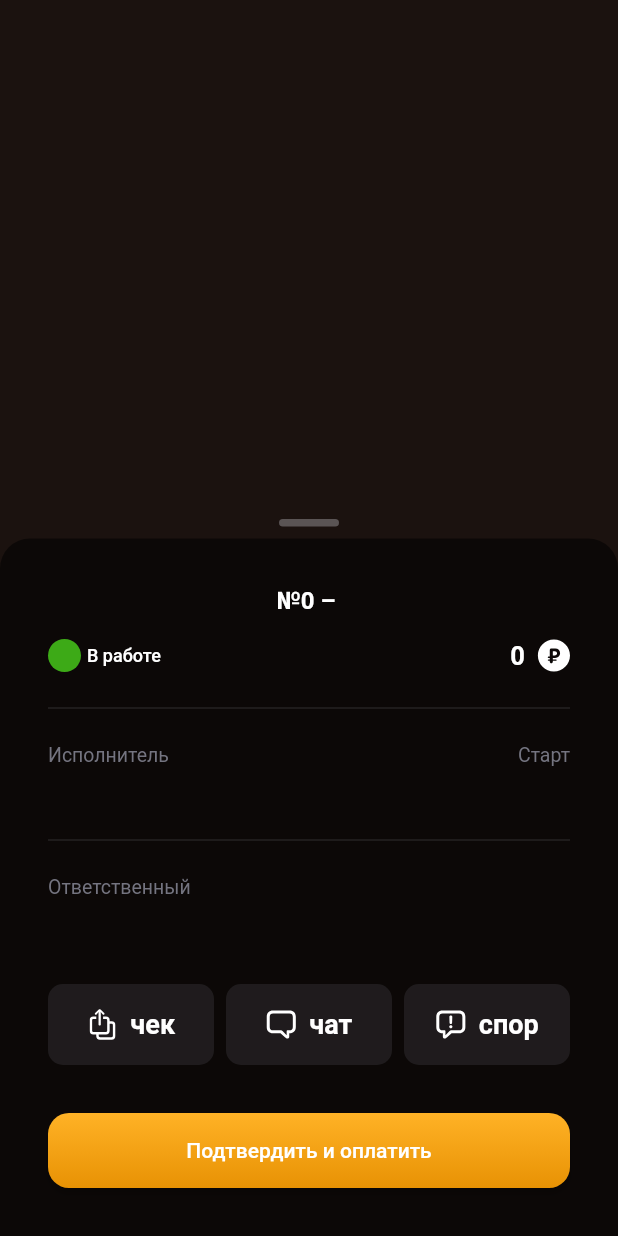
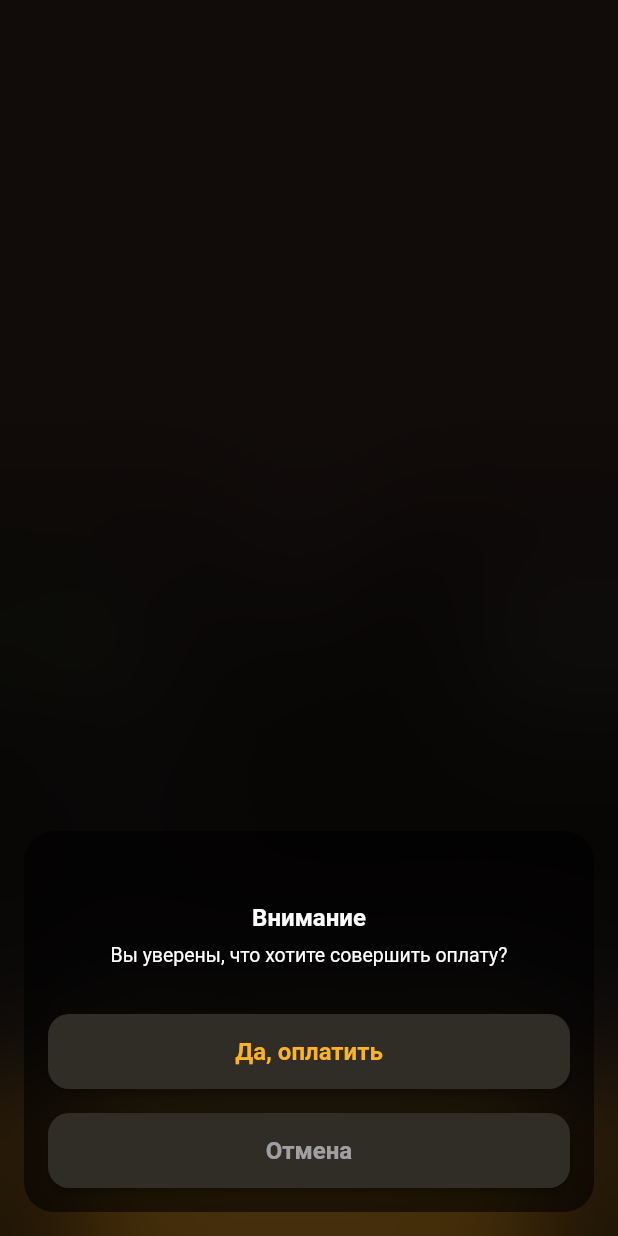
Before and after one commit to zolkiBy/smz_hack_track_5, a Flutter app: the OrderDetailedBottomSheet widget shown alone on an empty page, opened directly with empty values, after a tap on "Подтвердить и оплатить", on a phone screen of 412 x 824 dp. Run offline on Flutter 3.47's test engine with Material 2 defaults, Android fonts, the phone set to English and light mode, and no system bars; our stand-ins replace bloc, equatable, fl_chart, flutter_bloc, flutter_slidable, flutter_svg and 3 more; Roboto replaces fonts that are missing (SF Pro Rounded Regular).

Commit message:
added pay flow and description in order detailed

```diff
--- a/lib/application/orders/orders_bloc.dart
+++ b/lib/application/orders/orders_bloc.dart
@@ -22,6 +22,7 @@ class OrdersBloc extends Bloc<OrdersEvent, OrdersState> {
       status: OrderStatus.finished,
       startDate: '28 фев 2021',
       price: 86654.24,
+      description: Order.mock().description,
       contractor: User(id: '', name: 'Петров А.Н.'),
       responsible: User(id: '', name: 'Борисюк Андрей'),
     ),
@@ -32,6 +33,7 @@ class OrdersBloc extends Bloc<OrdersEvent, OrdersState> {
       status: OrderStatus.finished,
       startDate: '03 мар 2021',
       price: 98000.00,
+      description: Order.mock().description,
       contractor: User(id: '', name: 'Сергеенко В.П.'),
       responsible: User(id: '', name: 'Борисюк Андрей'),
     ),
--- a/lib/domain/orders/order.dart
+++ b/lib/domain/orders/order.dart
@@ -13,6 +13,7 @@ class Order extends Equatable {
   final String startDate;
   final User contractor;
   final User? responsible;
+  final String? description;
 
   const Order({
     required this.id,
@@ -22,6 +23,7 @@ class Order extends Equatable {
     required this.startDate,
     required this.price,
     required this.contractor,
+    this.description,
     this.responsible,
   });
 
@@ -37,6 +39,8 @@ class Order extends Equatable {
           name: 'Градиенко А.В.',
         ),
         responsible: responsible,
+        description:
+            'Требуется разработать эскизный проект и эскизную схему в соответствии со стандартом ГОСТ ЕН 13060-2011 для комплекса жилых помещенийТребуется разработать эскизный проект и эскизную схему в соответствии со стандартом ГОСТ ЕН 13060-2011 для комплекса жилых помещений',
       );
 
   @override
--- a/lib/presentation/components/widgets/buttons.dart
+++ b/lib/presentation/components/widgets/buttons.dart
@@ -58,6 +58,7 @@ class FilledActionButton extends StatelessWidget {
 
 class ActionButton extends StatelessWidget {
   final Color? color;
+  final TextStyle? textStyle;
   final Gradient? gradient;
   final String text;
   final bool disabled;
@@ -69,6 +70,7 @@ class ActionButton extends StatelessWidget {
     this.disabled = false,
     this.color,
     required this.text,
+    this.textStyle,
     this.onPressed,
   }) : super(key: key);
 
@@ -93,7 +95,10 @@ class ActionButton extends StatelessWidget {
             gradient: gradient,
           ),
           child: Center(
-            child: Text(text),
+            child: Text(
+              text,
+              style: textStyle == null ? null : textStyle,
+            ),
           ),
         ),
       ),
--- a/lib/presentation/orders/widgets/order_detailed_bottom_sheet.dart
+++ b/lib/presentation/orders/widgets/order_detailed_bottom_sheet.dart
@@ -4,10 +4,12 @@ import 'package:flutter/material.dart';
 import 'package:flutter_app/domain/orders/order.dart';
 import 'package:flutter_app/presentation/components/widgets/bouncing_button.dart';
 import 'package:flutter_app/presentation/components/widgets/buttons.dart';
+import 'package:flutter_app/presentation/orders/widgets/pay_confirmation_bottom_sheet.dart';
 import 'package:flutter_app/utils/nx_colors.dart';
 import 'package:flutter_app/utils/string_formatter.dart';
 import 'package:flutter_app/utils/styles.dart';
 import 'package:flutter_svg/svg.dart';
+import 'package:modal_bottom_sheet/modal_bottom_sheet.dart';
 
 class OrderDetailedBottomSheet extends StatelessWidget {
   final Order order;
@@ -74,19 +76,74 @@ class OrderDetailedBottomSheet extends StatelessWidget {
                 _buildPerformer(),
                 _buildDivider(),
                 _buildResponsible(),
+                Visibility(
+                  visible: order.description == null,
+                  child: const SizedBox(height: 16),
+                ),
+                _buildDescription(),
                 _buildActions(),
                 const SizedBox(height: 32),
-                BouncingButton(
-                  scaleBound: 0.02,
-                  child: GradientedActionButton(
-                    text: 'Подтвердить и оплатить',
-                    onPressed: () {},
+                Visibility(
+                  visible: order.status != OrderStatus.payed,
+                  child: BouncingButton(
+                    scaleBound: 0.02,
+                    child: GradientedActionButton(
+                      text: 'Подтвердить и оплатить',
+                      onPressed: () {
+                        showMaterialModalBottomSheet(
+                            animationCurve: Curves.easeInOut,
+                            context: context,
+                            backgroundColor: Colors.black.withOpacity(0.03),
+                            expand: true,
+                            builder: (context) =>
+                                PayConfirmationBottomSheet()).then((value) {
+                          if (value == true) {
+                            Navigator.of(context).pop();
+                          }
+                        });
+                      },
+                    ),
+                  ),
+                ),
+                Visibility(
+                  visible: order.status == OrderStatus.payed,
+                  child: BouncingButton(
+                    scaleBound: 0.02,
+                    child: ActionButton(
+                      color: NXColors.materialDark.withOpacity(.45),
+                      text: 'Оплачен',
+                      textStyle: TextStyle(color: NXColors.orange),
+                      disabled: true,
+                    ),
                   ),
                 ),
               ],
             ),
           )
         ],
+      ),
+    );
+  }
+
+  Widget _buildDescription() {
+    if (order.description == null || order.description!.isEmpty) {
+      return Container();
+    }
+    return Padding(
+      padding: const EdgeInsets.only(bottom: 16),
+      child: SizedBox(
+        height: 100,
+        child: SingleChildScrollView(
+          physics: ClampingScrollPhysics(),
+          child: Column(
+            children: [
+              Text(
+                order.description!,
+                style: secondaryText16,
+              ),
+            ],
+          ),
+        ),
       ),
     );
   }
@@ -116,7 +173,9 @@ class OrderDetailedBottomSheet extends StatelessWidget {
           scaleBound: 0.03,
           child: Container(
             height: 54,
-            decoration: BoxDecoration(borderRadius: BorderRadius.circular(10), color: NXColors.darkGrey.withOpacity(0.18)),
+            decoration: BoxDecoration(
+                borderRadius: BorderRadius.circular(10),
+                color: NXColors.darkGrey.withOpacity(0.18)),
             child: Center(
               child: Row(
                 mainAxisAlignment: MainAxisAlignment.center,
@@ -169,7 +228,11 @@ class OrderDetailedBottomSheet extends StatelessWidget {
           order.responsible!.name,
           style: primaryText18,
         ),
-        const SizedBox(height: 32),
+        Visibility(
+          visible: order.description == null,
+          child: const SizedBox(height: 16),
+        ),
+        Visibility(visible: order.description != null, child: _buildDivider())
       ],
     );
   }
--- /dev/null
+++ b/lib/presentation/orders/widgets/pay_confirmation_bottom_sheet.dart
@@ -0,0 +1,78 @@
+import 'dart:ui';
+
+import 'package:flutter/material.dart';
+import 'package:flutter_app/presentation/components/widgets/buttons.dart';
+import 'package:flutter_app/presentation/orders/widgets/pay_success_bottom_sheet.dart';
+import 'package:flutter_app/utils/nx_colors.dart';
+import 'package:flutter_app/utils/styles.dart';
+import 'package:modal_bottom_sheet/modal_bottom_sheet.dart';
+
+class PayConfirmationBottomSheet extends StatelessWidget {
+  const PayConfirmationBottomSheet({Key? key}) : super(key: key);
+
+  @override
+  Widget build(BuildContext context) {
+    return BackdropFilter(
+      filter: ImageFilter.blur(sigmaX: 44, sigmaY: 44),
+      child: Column(
+        mainAxisAlignment: MainAxisAlignment.end,
+        children: [
+          Container(
+            margin: const EdgeInsets.all(16),
+            padding: const EdgeInsets.all(16),
+            decoration: BoxDecoration(
+              color: Colors.black.withOpacity(.59),
+              borderRadius: BorderRadius.circular(20),
+            ),
+            child: Column(
+              crossAxisAlignment: CrossAxisAlignment.stretch,
+              children: [
+                const SizedBox(height: 32),
+                Center(
+                  child: Text(
+                    'Внимание',
+                    style: primaryText16,
+                  ),
+                ),
+                const SizedBox(height: 8),
+                Center(
+                  child: Text(
+                    'Вы уверены, что хотите совершить оплату?',
+                    style: primaryText13,
+                  ),
+                ),
+                const SizedBox(height: 32),
+                ActionButton(
+                  text: 'Да, оплатить',
+                  color: NXColors.systemGrey6,
+                  textStyle: primaryText16.copyWith(
+                    color: NXColors.orange,
+                  ),
+                  onPressed: () {
+                    showMaterialModalBottomSheet(
+                        animationCurve: Curves.easeInOut,
+                        context: context,
+                        backgroundColor: Colors.black.withOpacity(0.03),
+                        expand: true,
+                        builder: (context) =>
+                            PaySuccessBottomSheet()).then(
+                        (value) => Navigator.of(context).pop(true)); // is paid
+                  },
+                ),
+                const SizedBox(height: 16),
+                ActionButton(
+                  text: 'Отмена',
+                  color: NXColors.systemGrey6,
+                  textStyle: primaryText16.copyWith(
+                    color: NXColors.textSecondary,
+                  ),
+                  onPressed: () => Navigator.of(context).pop(),
+                ),
+              ],
+            ),
+          )
+        ],
+      ),
+    );
+  }
+}
--- a/lib/utils/nx_colors.dart
+++ b/lib/utils/nx_colors.dart
@@ -18,8 +18,11 @@ class NXColors {
   static const orderStatusFinished = orange;
   static const orderStatusPayed = Colors.white;
 
+  static const materialDart = Color(0xFF2A2A2A);
+
   static const lightGrey = Color(0x99EBEBF5);
   static const darkGrey = Color(0xff747480);
+  static const systemGrey6 = Color(0xff302C26);
   static const darkGreyOpacity18 = Color(0x2e747480);
   static const systemGrey = Color(0xffAEAEB2);
   static const systemGrey2 = Color(0xFF636366);
--- a/lib/utils/styles.dart
+++ b/lib/utils/styles.dart
@@ -1,17 +1,26 @@
 import 'package:flutter/material.dart';
 import 'package:flutter_app/utils/nx_colors.dart';
 
-const primaryText16 = TextStyle(color: NXColors.textPrimary, fontWeight: FontWeight.w700, fontSize: 16.0);
-const primaryText13 = TextStyle(color: NXColors.textPrimary, fontWeight: FontWeight.w700, fontSize: 13.0);
-const primaryText18 = TextStyle(color: NXColors.textPrimary, fontWeight: FontWeight.w700, fontSize: 18.0);
-const primaryText22 = TextStyle(color: NXColors.textPrimary, fontWeight: FontWeight.w700, fontSize: 22.0);
-const primaryText28 = TextStyle(color: NXColors.textPrimary, fontWeight: FontWeight.w700, fontSize: 28.0);
-const primaryText34 = TextStyle(color: NXColors.textPrimary, fontWeight: FontWeight.w700, fontSize: 34.0);
+const primaryText16 = TextStyle(
+    color: NXColors.textPrimary, fontWeight: FontWeight.w700, fontSize: 16.0);
+const primaryText13 = TextStyle(
+    color: NXColors.textPrimary, fontWeight: FontWeight.w400, fontSize: 13.0);
+const primaryText18 = TextStyle(
+    color: NXColors.textPrimary, fontWeight: FontWeight.w700, fontSize: 18.0);
+const primaryText22 = TextStyle(
+    color: NXColors.textPrimary, fontWeight: FontWeight.w700, fontSize: 22.0);
+const primaryText28 = TextStyle(
+    color: NXColors.textPrimary, fontWeight: FontWeight.w700, fontSize: 28.0);
+const primaryText34 = TextStyle(
+    color: NXColors.textPrimary, fontWeight: FontWeight.w700, fontSize: 34.0);
 
-const primaryTextSemiBold17 = TextStyle(color: NXColors.textPrimary, fontWeight: FontWeight.w600, fontSize: 16.0);
+const primaryTextSemiBold17 = TextStyle(
+    color: NXColors.textPrimary, fontWeight: FontWeight.w600, fontSize: 16.0);
 
-const primaryTextMedium12 = TextStyle(color: NXColors.textPrimary, fontWeight: FontWeight.w500, fontSize: 12.0);
+const primaryTextMedium12 = TextStyle(
+    color: NXColors.textPrimary, fontWeight: FontWeight.w500, fontSize: 12.0);
 
-const secondaryText16 = TextStyle(color: NXColors.textSecondary, fontWeight: FontWeight.w600, fontSize: 16.0);
+const secondaryText16 = TextStyle(
+    color: NXColors.textSecondary, fontWeight: FontWeight.w600, fontSize: 16.0);
 
 const footnoteRegular = TextStyle(color: NXColors.darkGrey, fontSize: 13.0);
```
Also changed, not shown: lib/presentation/orders/widgets/pay_success_bottom_sheet.dart (added, +59 -0 lines).
